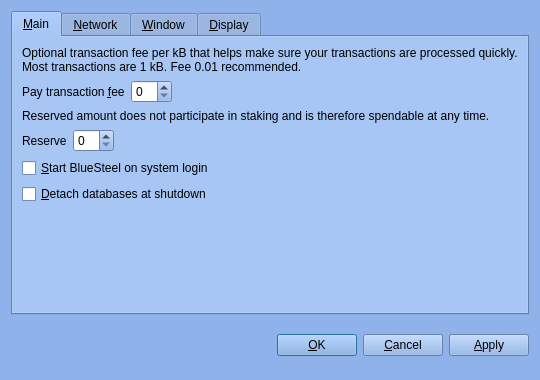
Qt form src/qt/forms/optionsdialog.ui (BlueSteelCoin/bluesteel) before a commit.
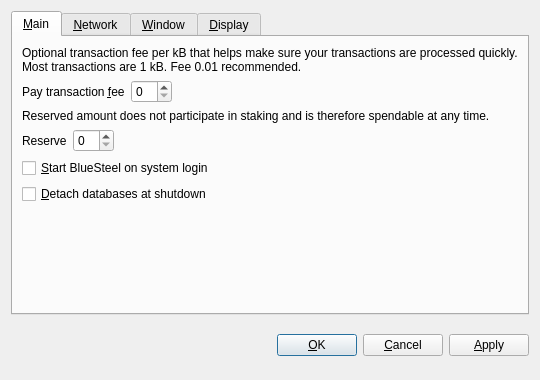
The same form after that commit. Custom widgets are drawn as their Qt base class.

The edit to the form file:
```diff
--- a/src/qt/forms/optionsdialog.ui
+++ b/src/qt/forms/optionsdialog.ui
@@ -10,421 +10,6 @@
     <height>380</height>
    </rect>
   </property>
-  <property name="palette">
-   <palette>
-    <active>
-     <colorrole role="WindowText">
-      <brush brushstyle="SolidPattern">
-       <color alpha="255">
-        <red>0</red>
-        <green>0</green>
-        <blue>0</blue>
-       </color>
-      </brush>
-     </colorrole>
-     <colorrole role="Button">
-      <brush brushstyle="SolidPattern">
-       <color alpha="238">
-        <red>135</red>
-        <green>173</green>
-        <blue>232</blue>
-       </color>
-      </brush>
-     </colorrole>
-     <colorrole role="Light">
-      <brush brushstyle="SolidPattern">
-       <color alpha="238">
-        <red>241</red>
-        <green>247</green>
-        <blue>255</blue>
-       </color>
-      </brush>
-     </colorrole>
-     <colorrole role="Midlight">
-      <brush brushstyle="SolidPattern">
-       <color alpha="238">
-        <red>188</red>
-        <green>210</green>
-        <blue>243</blue>
-       </color>
-      </brush>
-     </colorrole>
-     <colorrole role="Dark">
-      <brush brushstyle="SolidPattern">
-       <color alpha="238">
-        <red>67</red>
-        <green>86</green>
-        <blue>116</blue>
-       </color>
-      </brush>
-     </colorrole>
-     <colorrole role="Mid">
-      <brush brushstyle="SolidPattern">
-       <color alpha="238">
-        <red>90</red>
-        <green>115</green>
-        <blue>154</blue>
-       </color>
-      </brush>
-     </colorrole>
-     <colorrole role="Text">
-      <brush brushstyle="SolidPattern">
-       <color alpha="255">
-        <red>0</red>
-        <green>0</green>
-        <blue>0</blue>
-       </color>
-      </brush>
-     </colorrole>
-     <colorrole role="BrightText">
-      <brush brushstyle="SolidPattern">
-       <color alpha="255">
-        <red>255</red>
-        <green>255</green>
-        <blue>255</blue>
-       </color>
-      </brush>
-     </colorrole>
-     <colorrole role="ButtonText">
-      <brush brushstyle="SolidPattern">
-       <color alpha="255">
-        <red>0</red>
-        <green>0</green>
-        <blue>0</blue>
-       </color>
-      </brush>
-     </colorrole>
-     <colorrole role="Base">
-      <brush brushstyle="SolidPattern">
-       <color alpha="255">
-        <red>255</red>
-        <green>255</green>
-        <blue>255</blue>
-       </color>
-      </brush>
-     </colorrole>
-     <colorrole role="Window">
-      <brush brushstyle="SolidPattern">
-       <color alpha="238">
-        <red>135</red>
-        <green>173</green>
-        <blue>232</blue>
-       </color>
-      </brush>
-     </colorrole>
-     <colorrole role="Shadow">
-      <brush brushstyle="SolidPattern">
-       <color alpha="255">
-        <red>0</red>
-        <green>0</green>
-        <blue>0</blue>
-       </color>
-      </brush>
-     </colorrole>
-     <colorrole role="AlternateBase">
-      <brush brushstyle="SolidPattern">
-       <color alpha="246">
-        <red>195</red>
-        <green>214</green>
-        <blue>243</blue>
-       </color>
-      </brush>
-     </colorrole>
-     <colorrole role="ToolTipBase">
-      <brush brushstyle="SolidPattern">
-       <color alpha="255">
-        <red>255</red>
-        <green>255</green>
-        <blue>220</blue>
-       </color>
-      </brush>
-     </colorrole>
-     <colorrole role="ToolTipText">
-      <brush brushstyle="SolidPattern">
-       <color alpha="255">
-        <red>0</red>
-        <green>0</green>
-        <blue>0</blue>
-       </color>
-      </brush>
-     </colorrole>
-    </active>
-    <inactive>
-     <colorrole role="WindowText">
-      <brush brushstyle="SolidPattern">
-       <color alpha="255">
-        <red>0</red>
-        <green>0</green>
-        <blue>0</blue>
-       </color>
-      </brush>
-     </colorrole>
-     <colorrole role="Button">
-      <brush brushstyle="SolidPattern">
-       <color alpha="238">
-        <red>135</red>
-        <green>173</green>
-        <blue>232</blue>
-       </color>
-      </brush>
-     </colorrole>
-     <colorrole role="Light">
-      <brush brushstyle="SolidPattern">
-       <color alpha="238">
-        <red>241</red>
-        <green>247</green>
-        <blue>255</blue>
-       </color>
-      </brush>
-     </colorrole>
-     <colorrole role="Midlight">
-      <brush brushstyle="SolidPattern">
-       <color alpha="238">
-        <red>188</red>
-        <green>210</green>
-        <blue>243</blue>
-       </color>
-      </brush>
-     </colorrole>
-     <colorrole role="Dark">
-      <brush brushstyle="SolidPattern">
-       <color alpha="238">
-        <red>67</red>
-        <green>86</green>
-        <blue>116</blue>
-       </color>
-      </brush>
-     </colorrole>
-     <colorrole role="Mid">
-      <brush brushstyle="SolidPattern">
-       <color alpha="238">
-        <red>90</red>
-        <green>115</green>
-        <blue>154</blue>
-       </color>
-      </brush>
-     </colorrole>
-     <colorrole role="Text">
-      <brush brushstyle="SolidPattern">
-       <color alpha="255">
-        <red>0</red>
-        <green>0</green>
-        <blue>0</blue>
-       </color>
-      </brush>
-     </colorrole>
-     <colorrole role="BrightText">
-      <brush brushstyle="SolidPattern">
-       <color alpha="255">
-        <red>255</red>
-        <green>255</green>
-        <blue>255</blue>
-       </color>
-      </brush>
-     </colorrole>
-     <colorrole role="ButtonText">
-      <brush brushstyle="SolidPattern">
-       <color alpha="255">
-        <red>0</red>
-        <green>0</green>
-        <blue>0</blue>
-       </color>
-      </brush>
-     </colorrole>
-     <colorrole role="Base">
-      <brush brushstyle="SolidPattern">
-       <color alpha="255">
-        <red>255</red>
-        <green>255</green>
-        <blue>255</blue>
-       </color>
-      </brush>
-     </colorrole>
-     <colorrole role="Window">
-      <brush brushstyle="SolidPattern">
-       <color alpha="238">
-        <red>135</red>
-        <green>173</green>
-        <blue>232</blue>
-       </color>
-      </brush>
-     </colorrole>
-     <colorrole role="Shadow">
-      <brush brushstyle="SolidPattern">
-       <color alpha="255">
-        <red>0</red>
-        <green>0</green>
-        <blue>0</blue>
-       </color>
-      </brush>
-     </colorrole>
-     <colorrole role="AlternateBase">
-      <brush brushstyle="SolidPattern">
-       <color alpha="246">
-        <red>195</red>
-        <green>214</green>
-        <blue>243</blue>
-       </color>
-      </brush>
-     </colorrole>
-     <colorrole role="ToolTipBase">
-      <brush brushstyle="SolidPattern">
-       <color alpha="255">
-        <red>255</red>
-        <green>255</green>
-        <blue>220</blue>
-       </color>
-      </brush>
-     </colorrole>
-     <colorrole role="ToolTipText">
-      <brush brushstyle="SolidPattern">
-       <color alpha="255">
-        <red>0</red>
-        <green>0</green>
-        <blue>0</blue>
-       </color>
-      </brush>
-     </colorrole>
-    </inactive>
-    <disabled>
-     <colorrole role="WindowText">
-      <brush brushstyle="SolidPattern">
-       <color alpha="238">
-        <red>67</red>
-        <green>86</green>
-        <blue>116</blue>
-       </color>
-      </brush>
-     </colorrole>
-     <colorrole role="Button">
-      <brush brushstyle="SolidPattern">
-       <color alpha="238">
-        <red>135</red>
-        <green>173</green>
-        <blue>232</blue>
-       </color>
-      </brush>
-     </colorrole>
-     <colorrole role="Light">
-      <brush brushstyle="SolidPattern">
-       <color alpha="238">
-        <red>241</red>
-        <green>247</green>
-        <blue>255</blue>
-       </color>
-      </brush>
-     </colorrole>
-     <colorrole role="Midlight">
-      <brush brushstyle="SolidPattern">
-       <color alpha="238">
-        <red>188</red>
-        <green>210</green>
-        <blue>243</blue>
-       </color>
-      </brush>
-     </colorrole>
-     <colorrole role="Dark">
-      <brush brushstyle="SolidPattern">
-       <color alpha="238">
-        <red>67</red>
-        <green>86</green>
-        <blue>116</blue>
-       </color>
-      </brush>
-     </colorrole>
-     <colorrole role="Mid">
-      <brush brushstyle="SolidPattern">
-       <color alpha="238">
-        <red>90</red>
-        <green>115</green>
-        <blue>154</blue>
-       </color>
-      </brush>
-     </colorrole>
-     <colorrole role="Text">
-      <brush brushstyle="SolidPattern">
-       <color alpha="238">
-        <red>67</red>
-        <green>86</green>
-        <blue>116</blue>
-       </color>
-      </brush>
-     </colorrole>
-     <colorrole role="BrightText">
-      <brush brushstyle="SolidPattern">
-       <color alpha="255">
-        <red>255</red>
-        <green>255</green>
-        <blue>255</blue>
-       </color>
-      </brush>
-     </colorrole>
-     <colorrole role="ButtonText">
-      <brush brushstyle="SolidPattern">
-       <color alpha="238">
-        <red>67</red>
-        <green>86</green>
-        <blue>116</blue>
-       </color>
-      </brush>
-     </colorrole>
-     <colorrole role="Base">
-      <brush brushstyle="SolidPattern">
-       <color alpha="238">
-        <red>135</red>
-        <green>173</green>
-        <blue>232</blue>
-       </color>
-      </brush>
-     </colorrole>
-     <colorrole role="Window">
-      <brush brushstyle="SolidPattern">
-       <color alpha="238">
-        <red>135</red>
-        <green>173</green>
-        <blue>232</blue>
-       </color>
-      </brush>
-     </colorrole>
-     <colorrole role="Shadow">
-      <brush brushstyle="SolidPattern">
-       <color alpha="255">
-        <red>0</red>
-        <green>0</green>
-        <blue>0</blue>
-       </color>
-      </brush>
-     </colorrole>
-     <colorrole role="AlternateBase">
-      <brush brushstyle="SolidPattern">
-       <color alpha="238">
-        <red>135</red>
-        <green>173</green>
-        <blue>232</blue>
-       </color>
-      </brush>
-     </colorrole>
-     <colorrole role="ToolTipBase">
-      <brush brushstyle="SolidPattern">
-       <color alpha="255">
-        <red>255</red>
-        <green>255</green>
-        <blue>220</blue>
-       </color>
-      </brush>
-     </colorrole>
-     <colorrole role="ToolTipText">
-      <brush brushstyle="SolidPattern">
-       <color alpha="255">
-        <red>0</red>
-        <green>0</green>
-        <blue>0</blue>
-       </color>
-      </brush>
-     </colorrole>
-    </disabled>
-   </palette>
-  </property>
   <property name="windowTitle">
    <string>Options</string>
   </property>
```
